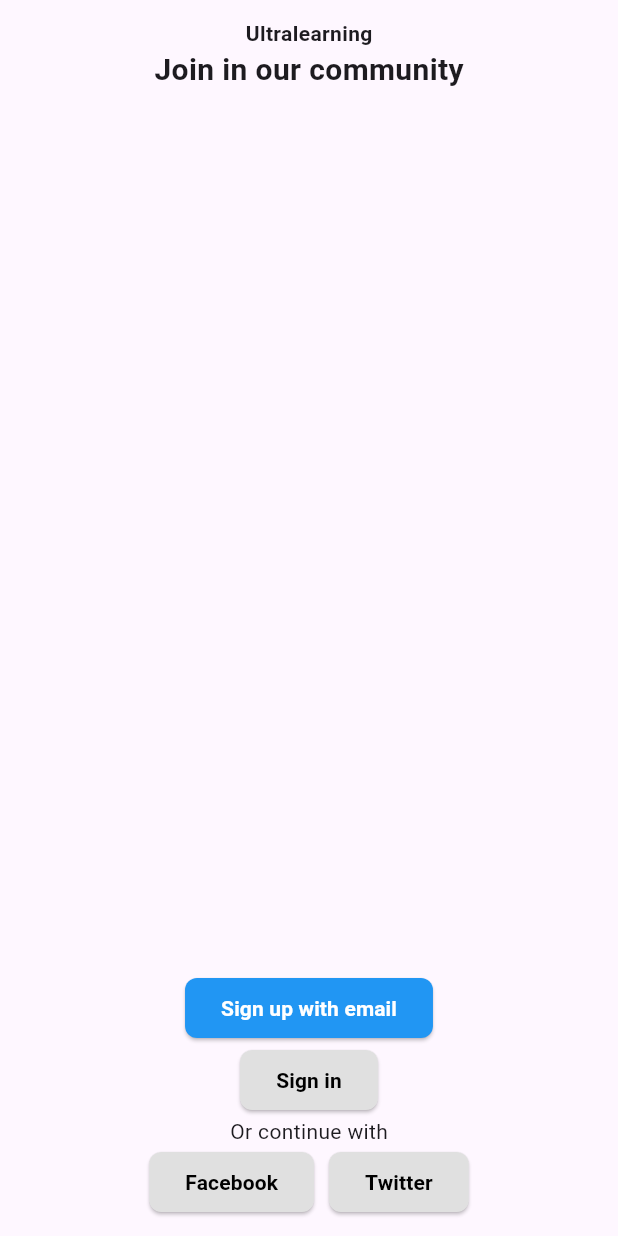
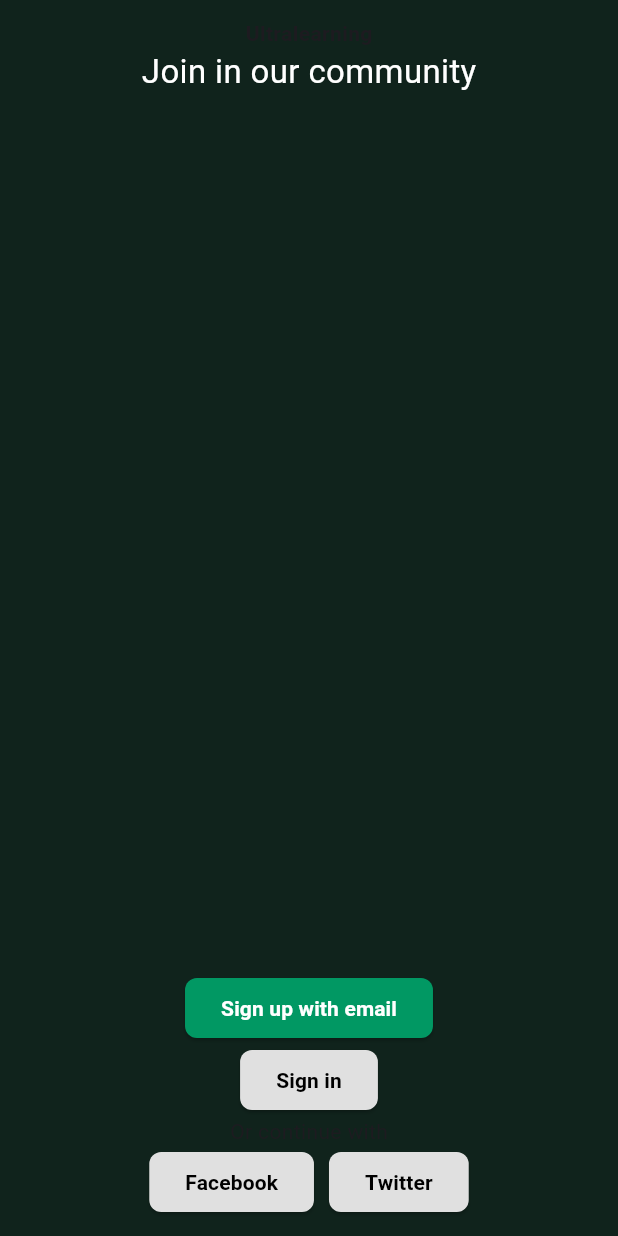
Before and after one commit to CtrlAltDevs/SkillForge, a Flutter app: the screen it shows after launch, on a phone screen of 412 x 824 dp. Run offline on Flutter 3.47's test engine with Material 3 defaults, Android fonts, the phone set to English and light mode, and no system bars; our stand-ins replace firebase_core; accounts and stored records are empty; Roboto replaces fonts that are missing (SpaceGrotesk-Regular).

Commit message:
chore: app theme and color and applying the colors in login_screen

```diff
--- a/lib/main.dart
+++ b/lib/main.dart
@@ -1,6 +1,7 @@
 import 'package:firebase_core/firebase_core.dart';
 import 'package:flutter/material.dart';
 import 'package:skillforge/pages/login/login_screen.dart';
+import 'package:skillforge/utils/app_theme.dart';
 
 void main() async {
   WidgetsFlutterBinding.ensureInitialized();
@@ -15,9 +16,7 @@
   Widget build(BuildContext context) {
     return MaterialApp(
       title: 'Flutter Demo',
-      theme: ThemeData(
-        colorScheme: ColorScheme.fromSeed(seedColor: Colors.deepPurple),
-      ),
+      theme: AppTheme.lightTheme(),
       home: const LoginScreen(),
     );
   }
--- a/lib/pages/login/login_screen.dart
+++ b/lib/pages/login/login_screen.dart
@@ -1,5 +1,6 @@
 import 'package:flutter/material.dart';
 import 'package:skillforge/pages/home_screen.dart';
+import 'package:skillforge/utils/app_colors.dart';
 import 'package:skillforge/widgets/grey_button.dart';
 
 class LoginScreen extends StatefulWidget {
@@ -13,6 +14,7 @@
   @override
   Widget build(BuildContext context) {
     return Scaffold(
+      backgroundColor: AppColors.backgroundGreen,
       body: SafeArea(
         child: Padding(
           padding: const EdgeInsets.all(12.0),
@@ -24,13 +26,13 @@
               ),
               Text(
                 "Join in our community",
-                style: TextStyle(fontWeight: FontWeight.bold, fontSize: 20.0),
+                style: TextStyle(fontSize: 22.0, color: Colors.white),
               ),
               Spacer(),
               GreyButton(
                 onPressed: () {},
                 name: 'Sign up with email',
-                color: Colors.blue,
+                color: AppColors.mainGreen,
                 textColor: Colors.white,
               ),
               GreyButton(
--- /dev/null
+++ b/lib/utils/app_colors.dart
@@ -0,0 +1,7 @@
+import 'dart:ui';
+
+class AppColors {
+  static Color mainGreen = Color(0xff019863);
+  static Color backgroundGreen = Color(0xff10231C);
+  static Color buttonGreen = Color(0xff214A3C);
+}
--- /dev/null
+++ b/lib/utils/app_theme.dart
@@ -0,0 +1,20 @@
+import 'package:flutter/material.dart';
+
+class AppTheme {
+  static const String fontFamily = 'SpaceGrotesk-Regular';
+
+  static ThemeData lightTheme() {
+    return ThemeData(
+      primarySwatch: Colors.blue,
+      fontFamily: fontFamily,
+      textTheme: TextTheme(),
+      primaryColor: Colors.blue,
+      scaffoldBackgroundColor: Colors.white,
+      appBarTheme: AppBarTheme(backgroundColor: Colors.blue, elevation: 4),
+      buttonTheme: ButtonThemeData(
+        buttonColor: Colors.blue,
+        textTheme: ButtonTextTheme.primary,
+      ),
+    );
+  }
+}
```
